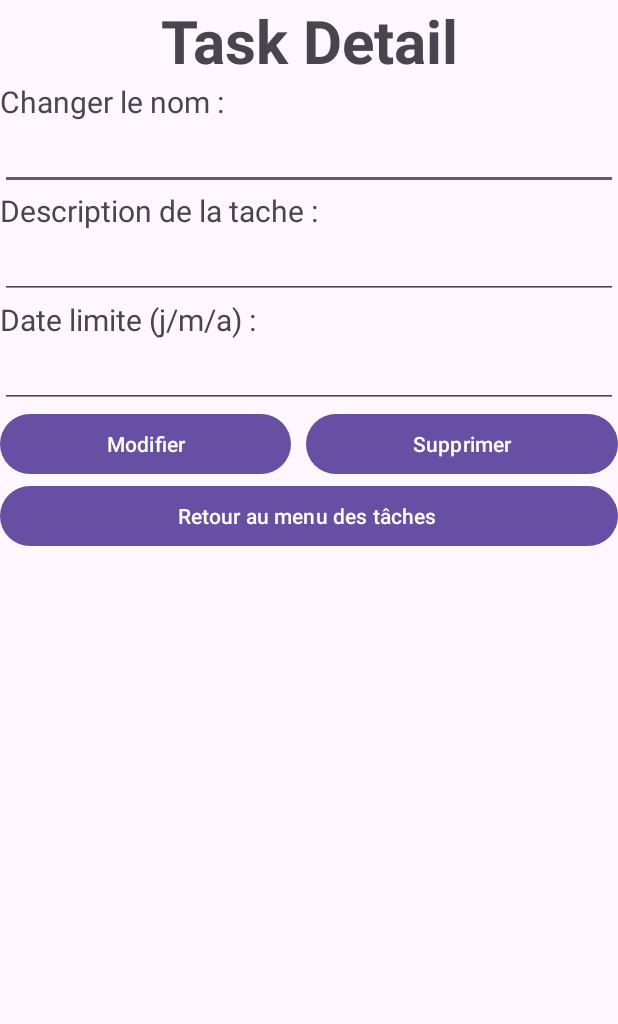
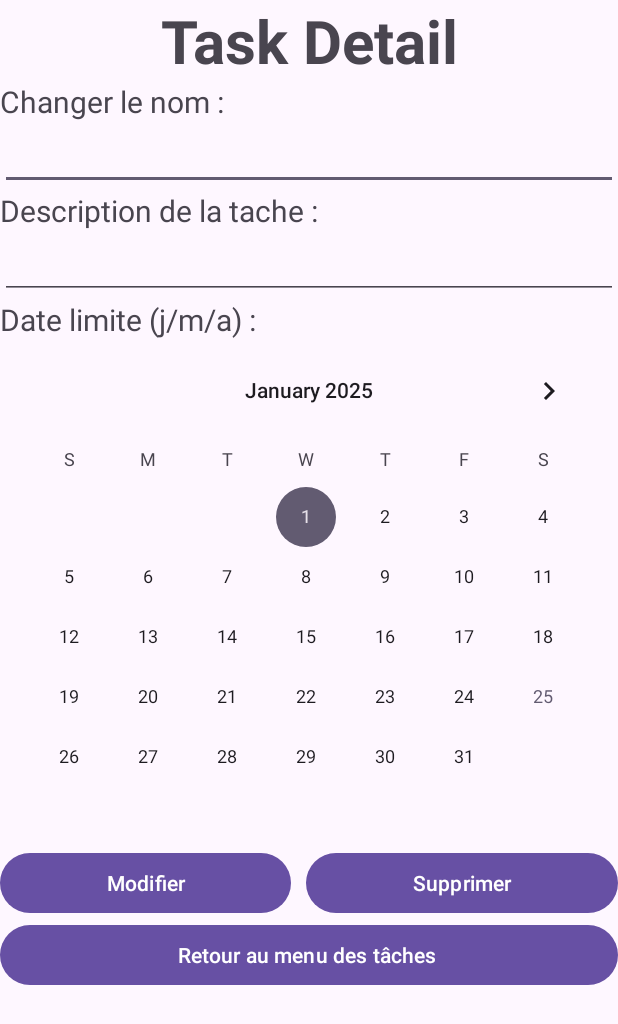
Before and after one commit to paulhoffbeck/TaskManager, an Android app: the TaskDetail screen opened directly, with no data from a screen before it, after a tap on "Modifier", on a phone screen of 412 x 824 dp. Shown: the top 1024 px of the screen. Run offline under Robolectric (Android 15) with nearby library versions, the phone set to English and light mode, and no system bars; 2 statements that could not run were skipped.

Commit message:
Version 2 application : -Choix de date dynamique

```diff
--- a/app/src/main/java/com/example/taskmanager/TaskDetail.java
+++ b/app/src/main/java/com/example/taskmanager/TaskDetail.java
@@ -5,6 +5,7 @@ import android.content.Intent;
 import android.os.Bundle;
 import android.view.View;
 import android.widget.Button;
+import android.widget.CalendarView;
 import android.widget.EditText;
 import android.widget.Toast;
 
@@ -14,10 +15,17 @@ import androidx.core.graphics.Insets;
 import androidx.core.view.ViewCompat;
 import androidx.core.view.WindowInsetsCompat;
 
+import java.text.ParseException;
+import java.text.SimpleDateFormat;
+import java.util.Date;
+import java.util.Locale;
+
 public class TaskDetail extends AppCompatActivity implements View.OnClickListener {
-    EditText inputnom, inputdesc,inputdate;
+    EditText inputnom, inputdesc;
+    CalendarView inputdate;
     Task tache;
     Button modif, enleve, back;
+    String dateselectionnee;
 
     @SuppressLint("MissingInflatedId")
     @Override
@@ -32,7 +40,11 @@ public class TaskDetail extends AppCompatActivity implements View.OnClickListene
         });
         inputnom = (EditText)findViewById(R.id.editTextText3);
         inputdesc = (EditText)findViewById(R.id.editTextText2);
-        inputdate = (EditText) findViewById(R.id.editTextDate);
+        inputdate = (CalendarView) findViewById(R.id.calendarView);
+        inputdate.setOnDateChangeListener(((view, year, month, dayOfMonth) -> {
+            month++;
+            dateselectionnee = dayOfMonth+"/"+month+"/"+year;
+        }));
 
         modif = (Button)findViewById(R.id.button2) ;
         enleve = (Button)findViewById(R.id.button3) ;
@@ -52,14 +64,20 @@ public class TaskDetail extends AppCompatActivity implements View.OnClickListene
 
         inputnom.setText(nom);
         inputdesc.setText(desc);
-        inputdate.setText(date);
+        try {
+            inputdate.setDate(dateLong(date));
+        } catch (ParseException e) {
+            throw new RuntimeException(e);
+        }
+
+
     }
 
     @Override
     public void onClick(View v) {
         tache.nom = String.valueOf(inputnom.getText());
         tache.description = String.valueOf(inputdesc.getText());
-        tache.date = String.valueOf(inputdate.getText());
+        tache.date = dateselectionnee;
         int idbtn = v.getId();
         TaskDataBase basedonnee = TaskDataBase.getInstance(this);
         if (idbtn == R.id.button2){
@@ -83,4 +101,11 @@ public class TaskDetail extends AppCompatActivity implements View.OnClickListene
 
 
     }
+
+
+    long dateLong(String date) throws ParseException {
+        SimpleDateFormat sd = new SimpleDateFormat("dd/MM/yyyy", Locale.FRANCE);
+        Date longdate = sd.parse(date);
+        return longdate.getTime();
+    }
 }
--- a/app/src/main/res/layout/task_detail.xml
+++ b/app/src/main/res/layout/task_detail.xml
@@ -2,9 +2,9 @@
 <androidx.constraintlayout.widget.ConstraintLayout xmlns:android="http://schemas.android.com/apk/res/android"
     xmlns:app="http://schemas.android.com/apk/res-auto"
     xmlns:tools="http://schemas.android.com/tools"
+    android:id="@+id/main"
     android:layout_width="match_parent"
-    android:id="@+id/main"
-    android:layout_height="match_parent">
+    android:layout_height="wrap_content">
 
     <LinearLayout
         android:layout_width="match_parent"
@@ -59,12 +59,11 @@
             android:text="@string/date_fin"
             android:textSize="20sp" />
 
-        <EditText
-            android:id="@+id/editTextDate"
+        <CalendarView
+            android:id="@+id/calendarView"
             android:layout_width="match_parent"
             android:layout_height="wrap_content"
-            android:ems="10"
-            android:inputType="date" />
+            android:minDate="01/01/2025" />
 
         <LinearLayout
             android:layout_width="match_parent"
```
